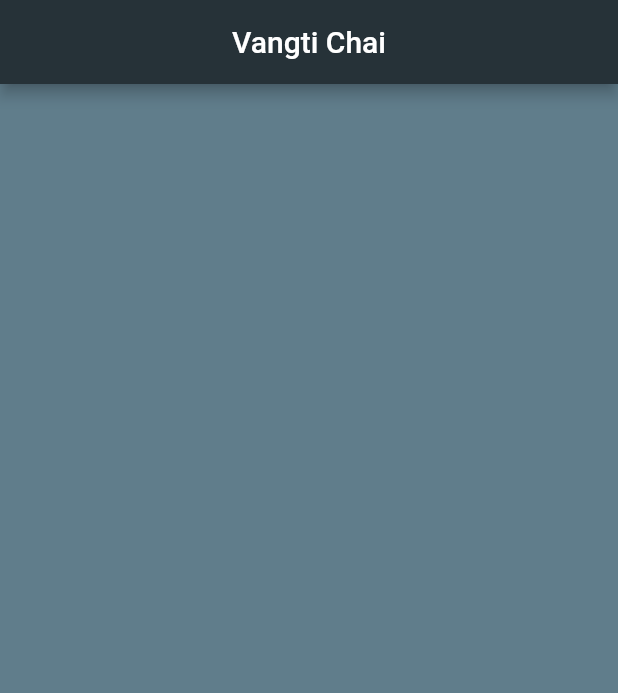
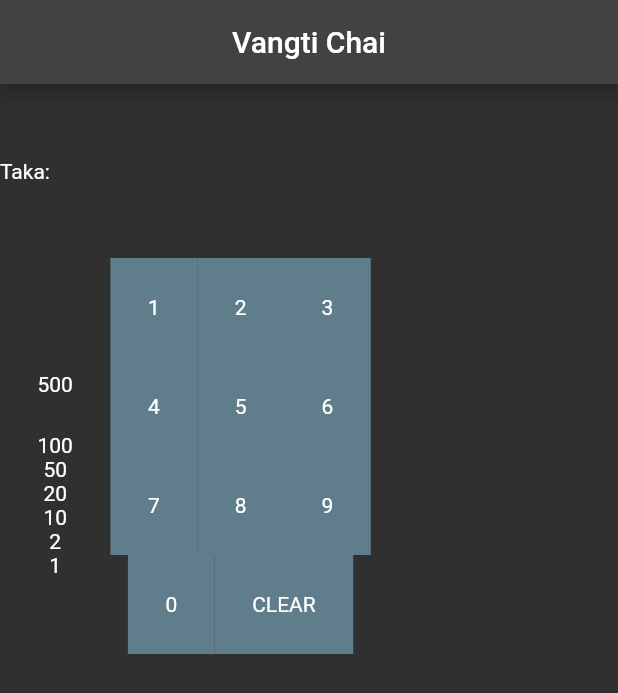
Before and after one commit to Raad05/vangti-chai-flutter, a Flutter app: the screen it shows after launch, on a phone screen of 412 x 824 dp. Shown: the top 693 px of the screen. Run offline on Flutter 3.47's test engine with Material 2 defaults, Android fonts, the phone set to English and light mode, and no system bars.

Commit message:
Layout draft

```diff
--- a/lib/main.dart
+++ b/lib/main.dart
@@ -10,13 +10,131 @@ class MyApp extends StatelessWidget {
   @override
   Widget build(BuildContext context) {
     return MaterialApp(
+      theme: ThemeData.dark(),
       home: Scaffold(
-        backgroundColor: Colors.blueGrey,
         appBar: AppBar(
           title: Center(
             child: Text('Vangti Chai'),
           ),
-          backgroundColor: Colors.blueGrey[900],
+        ),
+        body: SafeArea(
+          child: Column(
+            children: [
+              Row(
+                children: [
+                  Container(
+                    child: Text("Taka: "),
+                    margin: EdgeInsets.symmetric(vertical: 50, horizontal: 0),
+                  ),
+                ],
+              ),
+              Row(
+                children: [
+                  Column(
+                    children: [
+                      Container(
+                        child: Text("500"),
+                        padding: EdgeInsets.all(25),
+                      ),
+                      Container(
+                        child: Text("100"),
+                      ),
+                      Container(
+                        child: Text("50"),
+                      ),
+                      Container(
+                        child: Text("20"),
+                      ),
+                      Container(
+                        child: Text("10"),
+                      ),
+                      Container(
+                        child: Text("2"),
+                      ),
+                      Container(
+                        child: Text("1"),
+                      ),
+                    ],
+                  ),
+                  Column(
+                    children: [
+                      Row(
+                        children: [
+                          Container(
+                            child: Text("1"),
+                            color: Colors.blueGrey,
+                            padding: EdgeInsets.all(25),
+                          ),
+                          Container(
+                            child: Text("2"),
+                            color: Colors.blueGrey,
+                            padding: EdgeInsets.all(25),
+                          ),
+                          Container(
+                            child: Text("3"),
+                            color: Colors.blueGrey,
+                            padding: EdgeInsets.all(25),
+                          ),
+                        ],
+                      ),
+                      Row(
+                        children: [
+                          Container(
+                            child: Text("4"),
+                            color: Colors.blueGrey,
+                            padding: EdgeInsets.all(25),
+                          ),
+                          Container(
+                            child: Text("5"),
+                            color: Colors.blueGrey,
+                            padding: EdgeInsets.all(25),
+                          ),
+                          Container(
+                            child: Text("6"),
+                            color: Colors.blueGrey,
+                            padding: EdgeInsets.all(25),
+                          ),
+                        ],
+                      ),
+                      Row(
+                        children: [
+                          Container(
+                            child: Text("7"),
+                            color: Colors.blueGrey,
+                            padding: EdgeInsets.all(25),
+                          ),
+                          Container(
+                            child: Text("8"),
+                            color: Colors.blueGrey,
+                            padding: EdgeInsets.all(25),
+                          ),
+                          Container(
+                            child: Text("9"),
+                            color: Colors.blueGrey,
+                            padding: EdgeInsets.all(25),
+                          ),
+                        ],
+                      ),
+                      Row(
+                        children: [
+                          Container(
+                            child: Text("0"),
+                            color: Colors.blueGrey,
+                            padding: EdgeInsets.all(25),
+                          ),
+                          Container(
+                            child: Text("CLEAR"),
+                            color: Colors.blueGrey,
+                            padding: EdgeInsets.all(25),
+                          ),
+                        ],
+                      ),
+                    ],
+                  ),
+                ],
+              ),
+            ],
+          ),
         ),
       ),
     );
```
